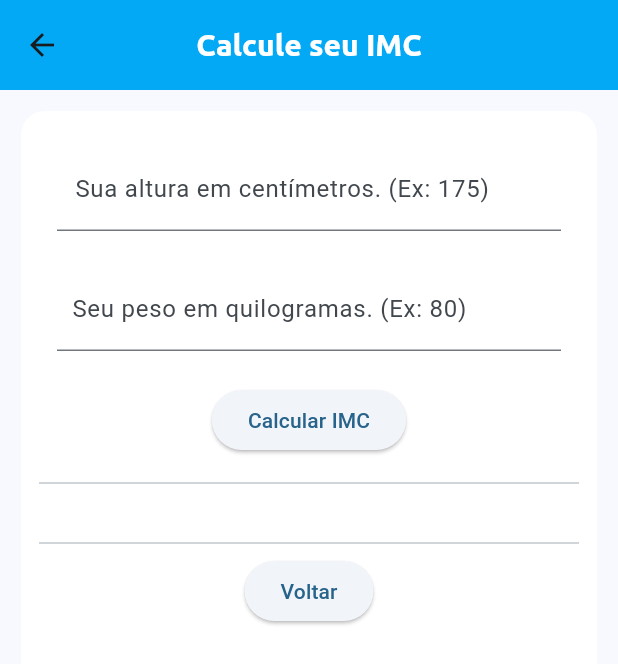
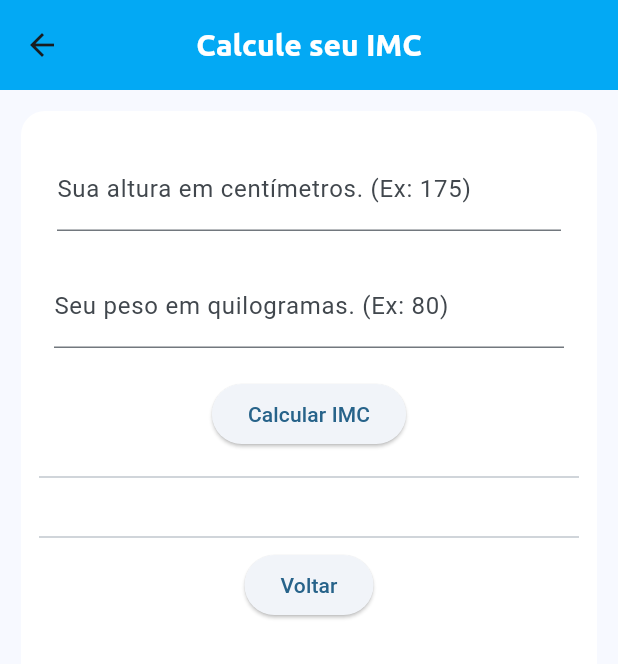
Before and after one commit to lucasherlon/Calculadora-IMC, a Flutter app: the IMC screen opened directly, on a phone screen of 412 x 824 dp. Shown: the top 664 px of the screen. Run offline on Flutter 3.47's test engine with Material 2 defaults, Android fonts, the phone set to English and light mode, and no system bars; project files that could hold a hidden picture were left out.

Commit message:
fixing paddings

```diff
--- a/lib/telas/IMC.dart
+++ b/lib/telas/IMC.dart
@@ -47,24 +47,18 @@ class _IMCState extends State<IMC> {
                   child: TextFormField(
                     controller: alturaController,
                     decoration: const InputDecoration(
-                        label: Padding(
-                          padding: EdgeInsets.all(12.0),
-                          child: Text(
-                              "Sua altura em centímetros. (Ex: 175)"),
-                        )),
+                       label: Text("Sua altura em centímetros. (Ex: 175)"),
+                    ),
                     keyboardType: TextInputType.number,
                   ),
                 ),
                 Padding(
-                  padding: const EdgeInsets.all(12.0),
+                  padding: const EdgeInsets.all(10.0),
                   child: TextFormField(
                     controller: pesoController,
                     decoration: const InputDecoration(
-                        label:
-                            Padding(
-                              padding: EdgeInsets.all(10.0),
-                              child: Text("Seu peso em quilogramas. (Ex: 80)"),
-                            )),
+                        label: Text("Seu peso em quilogramas. (Ex: 80)"),
+                    ),
                     keyboardType: TextInputType.number,
                   ),
                 ),
@@ -106,10 +100,7 @@ class _IMCState extends State<IMC> {
                 const Divider(),
                 ElevatedButton(
                     onPressed: () {
-                      Navigator.push(
-                          context,
-                          MaterialPageRoute(
-                              builder: (context) => const Home()));
+                      Navigator.pop(context);
                     },
                     child: const Text("Voltar"))
               ],
```
